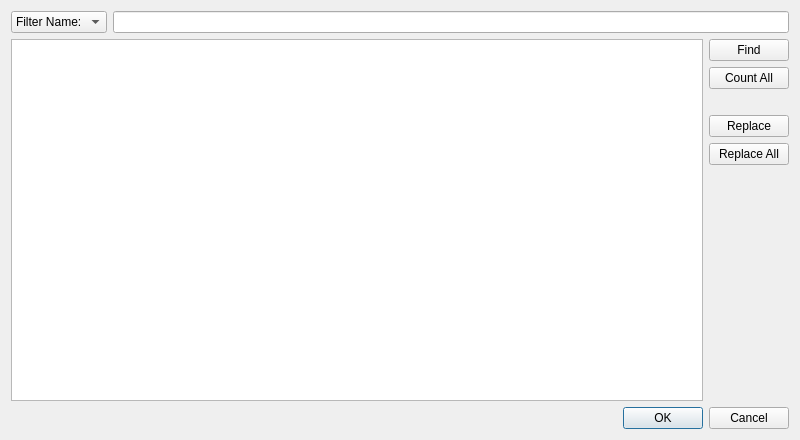
Old version of the form src/Sigil/Form_Files/SearchEditor.ui in the repository Sigil-Ebook/Sigil.
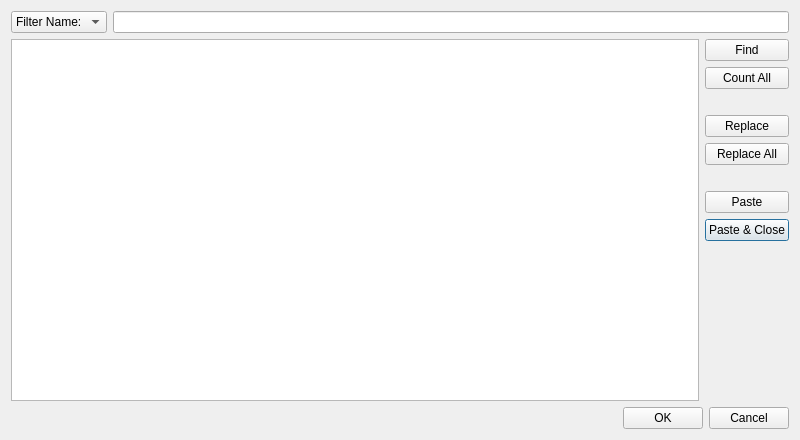
New version of the form. Custom widgets are drawn as their Qt base class.

Commit message: Allow Clip and Search editor to doubleclick to select, add paste, and  paste & close buttons, allow Clip Editor paste to Book View, with Ctrl to insert as html.

```diff
--- a/src/Sigil/Form_Files/SearchEditor.ui
+++ b/src/Sigil/Form_Files/SearchEditor.ui
@@ -108,6 +108,48 @@
          </property>
         </widget>
        </item>
+       <item>
+        <spacer name="verticalSpacer_3">
+         <property name="orientation">
+          <enum>Qt::Vertical</enum>
+         </property>
+         <property name="sizeType">
+          <enum>QSizePolicy::Fixed</enum>
+         </property>
+         <property name="sizeHint" stdset="0">
+          <size>
+           <width>20</width>
+           <height>20</height>
+          </size>
+         </property>
+        </spacer>
+       </item>
+       <item>
+        <widget class="QPushButton" name="PasteSearch">
+         <property name="toolTip">
+          <string>Paste the selected entry into Find &amp; Replace.</string>
+         </property>
+         <property name="text">
+          <string>Paste</string>
+         </property>
+        </widget>
+       </item>
+       <item>
+        <widget class="QPushButton" name="PasteAndClose">
+         <property name="toolTip">
+          <string>Paste the selected entry into Find &amp; Replace and close the dialog.</string>
+         </property>
+         <property name="text">
+          <string>Paste &amp;&amp; Close</string>
+         </property>
+         <property name="autoDefault">
+          <bool>true</bool>
+         </property>
+         <property name="default">
+          <bool>true</bool>
+         </property>
+        </widget>
+       </item>
        <item>
         <spacer name="verticalSpacer">
          <property name="orientation">
```
Left out of the diff: 8 changed lines with no effect on the pictures. The commit also changes 9 other files.
